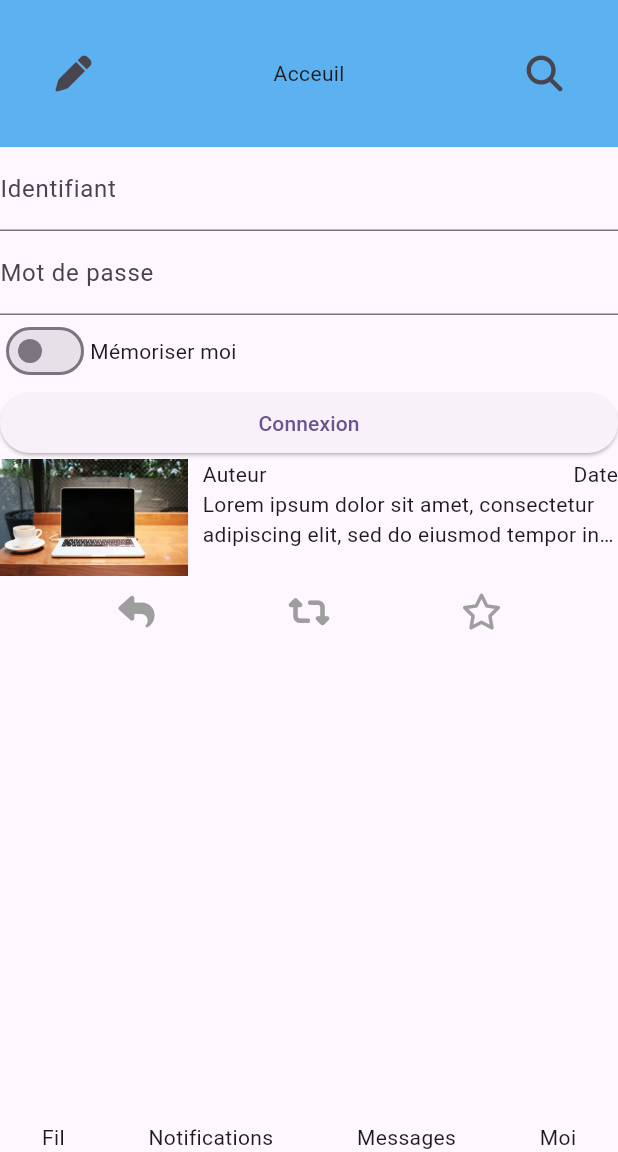
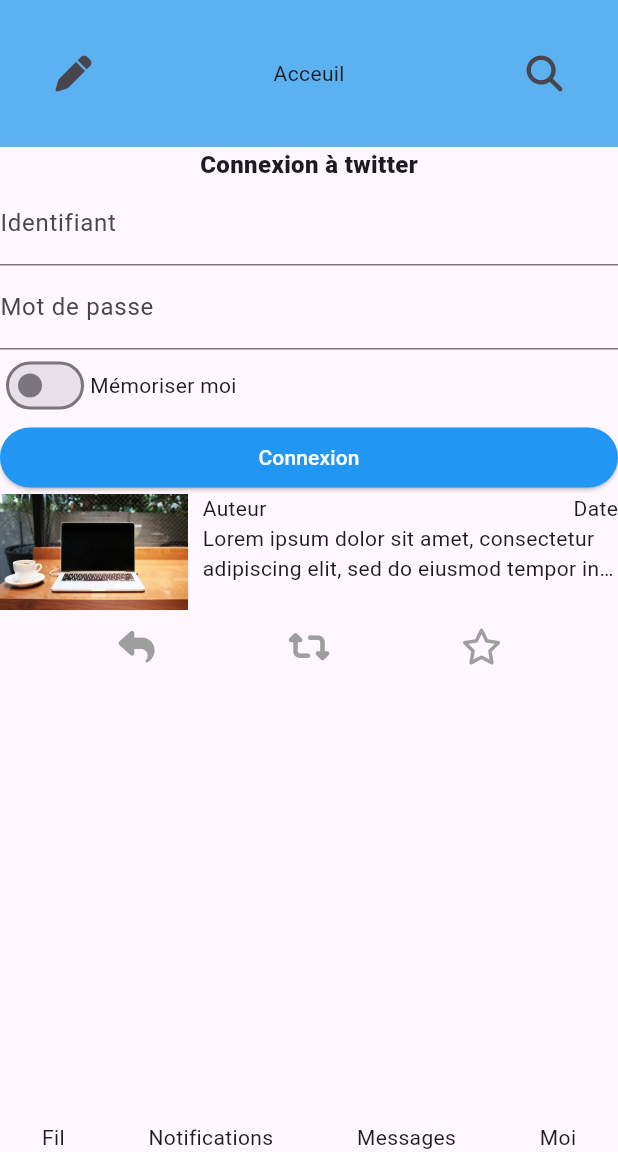
Before and after one commit to Alweare/TwitterClone, a Flutter app: the screen it shows after launch, on a phone screen of 412 x 824 dp, the part 84-1236 px from its top. Run offline on Flutter 3.47's test engine with Material 3 defaults, Android fonts, the phone set to English and light mode, and no system bars; our stand-ins replace email_validator, flutter_pw_validator, font_awesome_flutter.

Commit message:
add style bouton connexion

```diff
--- a/lib/Formulaire.dart
+++ b/lib/Formulaire.dart
@@ -50,6 +50,7 @@ class _FormulaireState extends State<Formulaire> {
         key: _formKey,
         child: Column(
           children: [
+            Text('Connexion à twitter', style: TextStyle(fontSize: 16, fontWeight: FontWeight.w800),),
             TextFormField(
 
               decoration: const InputDecoration(
@@ -84,10 +85,11 @@ class _FormulaireState extends State<Formulaire> {
               width: double.infinity,
               child: ElevatedButton(
                 onPressed: submit,
-                child: Text('Connexion'),
+                style: const ButtonStyle(backgroundColor: WidgetStatePropertyAll(Colors.blue)),
+                child: const Text('Connexion', style: TextStyle(color: Colors.white),) ),
 
               ),
-            )
+
           ],
         ));
   }
```
